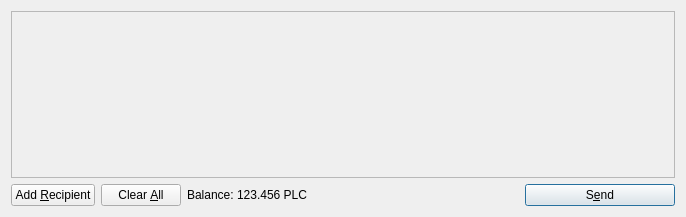
Old version of the form src/qt/forms/sendcoinsdialog.ui in the repository pdrobek/Polcoin-1-3.
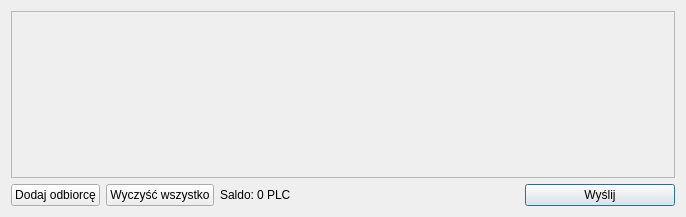
New version of the form. Icons and pictures are not drawn.

Patch:
```diff
--- a/src/qt/forms/sendcoinsdialog.ui
+++ b/src/qt/forms/sendcoinsdialog.ui
@@ -64,7 +64,7 @@
         <string>Send to multiple recipients at once</string>
        </property>
        <property name="text">
-        <string>Add &amp;Recipient</string>
+        <string>Dodaj odbiorcę</string>
        </property>
        <property name="icon">
         <iconset resource="../bitcoin.qrc">
@@ -87,7 +87,7 @@
         <string>Remove all transaction fields</string>
        </property>
        <property name="text">
-        <string>Clear &amp;All</string>
+        <string>Wyczyść wszystko</string>
        </property>
        <property name="icon">
         <iconset resource="../bitcoin.qrc">
@@ -109,7 +109,7 @@
        <item>
         <widget class="QLabel" name="label">
          <property name="text">
-          <string>Balance:</string>
+          <string>Saldo:</string>
          </property>
         </widget>
        </item>
@@ -119,7 +119,7 @@
           <cursorShape>IBeamCursor</cursorShape>
          </property>
          <property name="text">
-          <string>123.456 PLC</string>
+          <string>0 PLC</string>
          </property>
          <property name="textInteractionFlags">
           <set>Qt::LinksAccessibleByMouse|Qt::TextSelectableByKeyboard|Qt::TextSelectableByMouse</set>
@@ -153,7 +153,7 @@
         <string>Confirm the send action</string>
        </property>
        <property name="text">
-        <string>S&amp;end</string>
+        <string>Wyślij</string>
        </property>
        <property name="icon">
         <iconset resource="../bitcoin.qrc">
```
Left out of the diff: 4 changed lines with no effect on the pictures.
